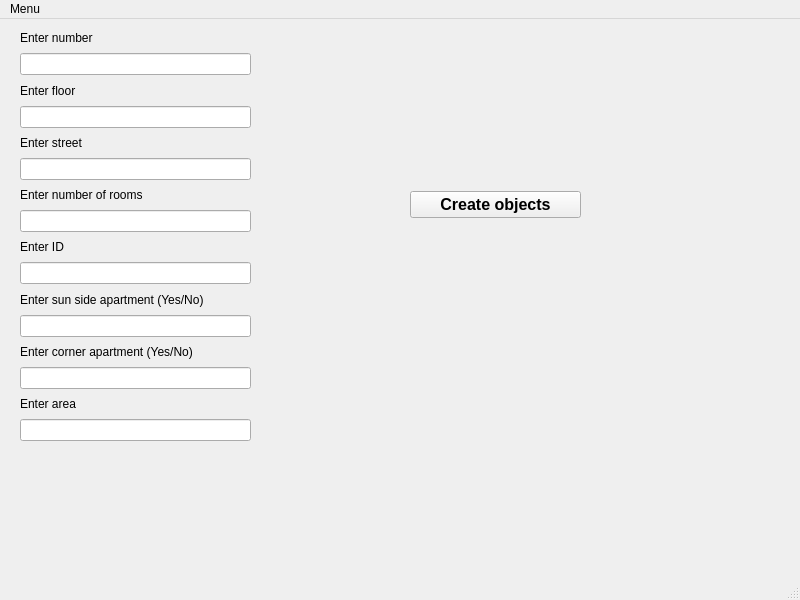
This is SDI/pr9/mainwindow.ui in ovvasylyshyn/OOP_practice as Qt 5 draws it before an edit. The edited form follows.
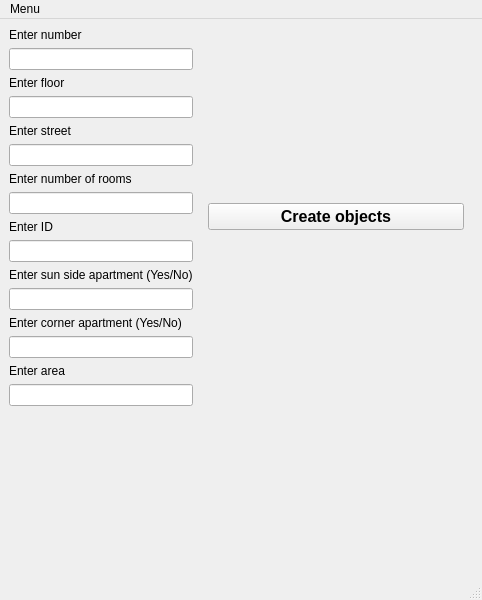
This is the edited form.

Patch:
```diff
--- a/SDI/pr9/mainwindow.ui
+++ b/SDI/pr9/mainwindow.ui
@@ -6,7 +6,7 @@
    <rect>
     <x>0</x>
     <y>0</y>
-    <width>800</width>
+    <width>482</width>
     <height>600</height>
    </rect>
   </property>
@@ -14,136 +14,124 @@
    <string>MainWindow</string>
   </property>
   <widget class="QWidget" name="centralwidget">
-   <widget class="QWidget" name="verticalWidget_2" native="true">
-    <property name="geometry">
-     <rect>
-      <x>410</x>
-      <y>130</y>
-      <width>171</width>
-      <height>111</height>
-     </rect>
-    </property>
-    <layout class="QVBoxLayout" name="verticalLayout_2">
-     <item>
-      <widget class="QPushButton" name="createPushButton_2">
-       <property name="font">
-        <font>
-         <pointsize>12</pointsize>
-         <bold>true</bold>
-        </font>
-       </property>
-       <property name="text">
-        <string>Create objects</string>
-       </property>
-       <property name="iconSize">
-        <size>
-         <width>20</width>
-         <height>20</height>
-        </size>
-       </property>
-      </widget>
-     </item>
-    </layout>
-   </widget>
-   <widget class="QWidget" name="gridLayoutWidget">
-    <property name="geometry">
-     <rect>
-      <x>20</x>
-      <y>10</y>
-      <width>231</width>
-      <height>412</height>
-     </rect>
-    </property>
-    <layout class="QGridLayout" name="gridLayout_2">
-     <item row="3" column="0">
-      <widget class="QLabel" name="floorLabel_2">
-       <property name="text">
-        <string>Enter floor</string>
-       </property>
-      </widget>
-     </item>
-     <item row="10" column="0">
-      <widget class="QLineEdit" name="idLine_2"/>
-     </item>
-     <item row="14" column="0">
-      <widget class="QLineEdit" name="cornerAparLine_2"/>
-     </item>
-     <item row="1" column="0">
-      <widget class="QLabel" name="numberLabel_2">
-       <property name="text">
-        <string>Enter number</string>
-       </property>
-      </widget>
-     </item>
-     <item row="15" column="0">
-      <widget class="QLabel" name="areaLabel_2">
-       <property name="text">
-        <string>Enter area</string>
-       </property>
-      </widget>
-     </item>
-     <item row="12" column="0">
-      <widget class="QLineEdit" name="sunSideLine_2"/>
-     </item>
-     <item row="5" column="0">
-      <widget class="QLabel" name="streetLabel_2">
-       <property name="text">
-        <string>Enter street</string>
-       </property>
-      </widget>
-     </item>
-     <item row="6" column="0">
-      <widget class="QLineEdit" name="streetLine_2"/>
-     </item>
-     <item row="9" column="0">
-      <widget class="QLabel" name="idLabel_2">
-       <property name="text">
-        <string>Enter ID</string>
-       </property>
-      </widget>
-     </item>
-     <item row="13" column="0">
-      <widget class="QLabel" name="cornerAparLabel_2">
-       <property name="text">
-        <string>Enter corner apartment (Yes/No)</string>
-       </property>
-      </widget>
-     </item>
-     <item row="7" column="0">
-      <widget class="QLabel" name="numOfRoomsLabel_2">
-       <property name="text">
-        <string>Enter number of rooms</string>
-       </property>
-      </widget>
-     </item>
-     <item row="2" column="0">
-      <widget class="QLineEdit" name="numberLine_2"/>
-     </item>
-     <item row="4" column="0">
-      <widget class="QLineEdit" name="floorLine_2"/>
-     </item>
-     <item row="8" column="0">
-      <widget class="QLineEdit" name="numOfRoomsLine_2"/>
-     </item>
-     <item row="11" column="0">
-      <widget class="QLabel" name="sunSideLabel_2">
-       <property name="text">
-        <string>Enter sun side apartment (Yes/No)</string>
-       </property>
-      </widget>
-     </item>
-     <item row="16" column="0">
-      <widget class="QLineEdit" name="areaLine_2"/>
-     </item>
-    </layout>
-   </widget>
+   <layout class="QFormLayout" name="formLayout">
+    <item row="0" column="0">
+     <layout class="QVBoxLayout" name="verticalLayout">
+      <item>
+       <widget class="QLabel" name="numberLabel_2">
+        <property name="text">
+         <string>Enter number</string>
+        </property>
+       </widget>
+      </item>
+      <item>
+       <widget class="QLineEdit" name="numberLine_2"/>
+      </item>
+      <item>
+       <widget class="QLabel" name="floorLabel_2">
+        <property name="text">
+         <string>Enter floor</string>
+        </property>
+       </widget>
+      </item>
+      <item>
+       <widget class="QLineEdit" name="floorLine_2"/>
+      </item>
+      <item>
+       <widget class="QLabel" name="streetLabel_2">
+        <property name="text">
+         <string>Enter street</string>
+        </property>
+       </widget>
+      </item>
+      <item>
+       <widget class="QLineEdit" name="streetLine_2"/>
+      </item>
+      <item>
+       <widget class="QLabel" name="numOfRoomsLabel_2">
+        <property name="text">
+         <string>Enter number of rooms</string>
+        </property>
+       </widget>
+      </item>
+      <item>
+       <widget class="QLineEdit" name="numOfRoomsLine_2"/>
+      </item>
+      <item>
+       <widget class="QLabel" name="idLabel_2">
+        <property name="text">
+         <string>Enter ID</string>
+        </property>
+       </widget>
+      </item>
+      <item>
+       <widget class="QLineEdit" name="idLine_2"/>
+      </item>
+      <item>
+       <widget class="QLabel" name="sunSideLabel_2">
+        <property name="text">
+         <string>Enter sun side apartment (Yes/No)</string>
+        </property>
+       </widget>
+      </item>
+      <item>
+       <widget class="QLineEdit" name="sunSideLine_2"/>
+      </item>
+      <item>
+       <widget class="QLabel" name="cornerAparLabel_2">
+        <property name="text">
+         <string>Enter corner apartment (Yes/No)</string>
+        </property>
+       </widget>
+      </item>
+      <item>
+       <widget class="QLineEdit" name="cornerAparLine_2"/>
+      </item>
+      <item>
+       <widget class="QLabel" name="areaLabel_2">
+        <property name="text">
+         <string>Enter area</string>
+        </property>
+       </widget>
+      </item>
+      <item>
+       <widget class="QLineEdit" name="areaLine_2"/>
+      </item>
+     </layout>
+    </item>
+    <item row="0" column="1">
+     <widget class="QWidget" name="verticalWidget_2" native="true">
+      <layout class="QGridLayout" name="gridLayout">
+       <item row="0" column="0">
+        <widget class="QPushButton" name="createPushButton_2">
+         <property name="font">
+          <font>
+           <pointsize>12</pointsize>
+           <bold>true</bold>
+          </font>
+         </property>
+         <property name="text">
+          <string>Create objects</string>
+         </property>
+         <property name="iconSize">
+          <size>
+           <width>20</width>
+           <height>20</height>
+          </size>
+         </property>
+        </widget>
+       </item>
+      </layout>
+     </widget>
+    </item>
+   </layout>
   </widget>
   <widget class="QMenuBar" name="menubar">
    <property name="geometry">
     <rect>
      <x>0</x>
      <y>0</y>
-     <width>800</width>
+     <width>482</width>
      <height>21</height>
     </rect>
    </property>
```
